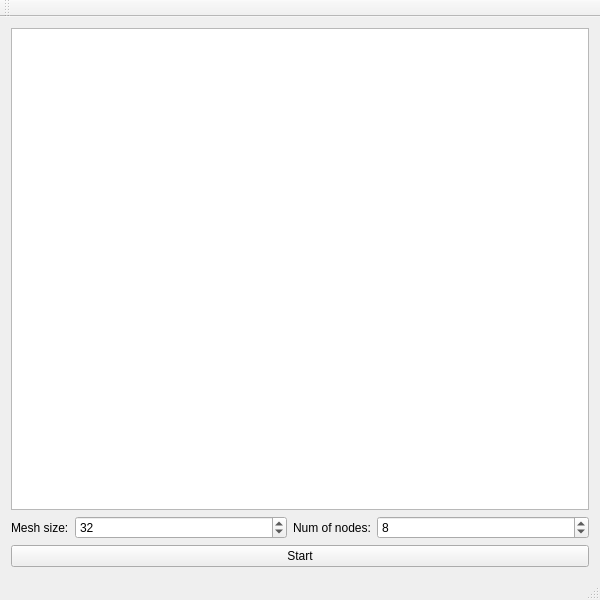
The window that picmainwindow.ui (georgy-schukin/pic-sym) describes before a commit, drawn with Qt 5.
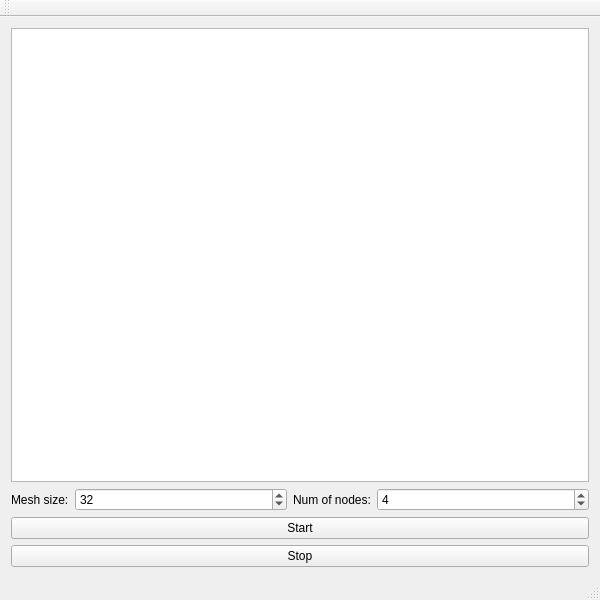
The same window after the commit.

The edit to the form file:
```diff
--- a/picmainwindow.ui
+++ b/picmainwindow.ui
@@ -80,7 +80,7 @@
          <number>10000</number>
         </property>
         <property name="value">
-         <number>8</number>
+         <number>4</number>
         </property>
        </widget>
       </item>
@@ -93,6 +93,13 @@
       </property>
      </widget>
     </item>
+    <item>
+     <widget class="QPushButton" name="stopButton">
+      <property name="text">
+       <string>Stop</string>
+      </property>
+     </widget>
+    </item>
    </layout>
   </widget>
   <widget class="QMenuBar" name="menuBar">
```
